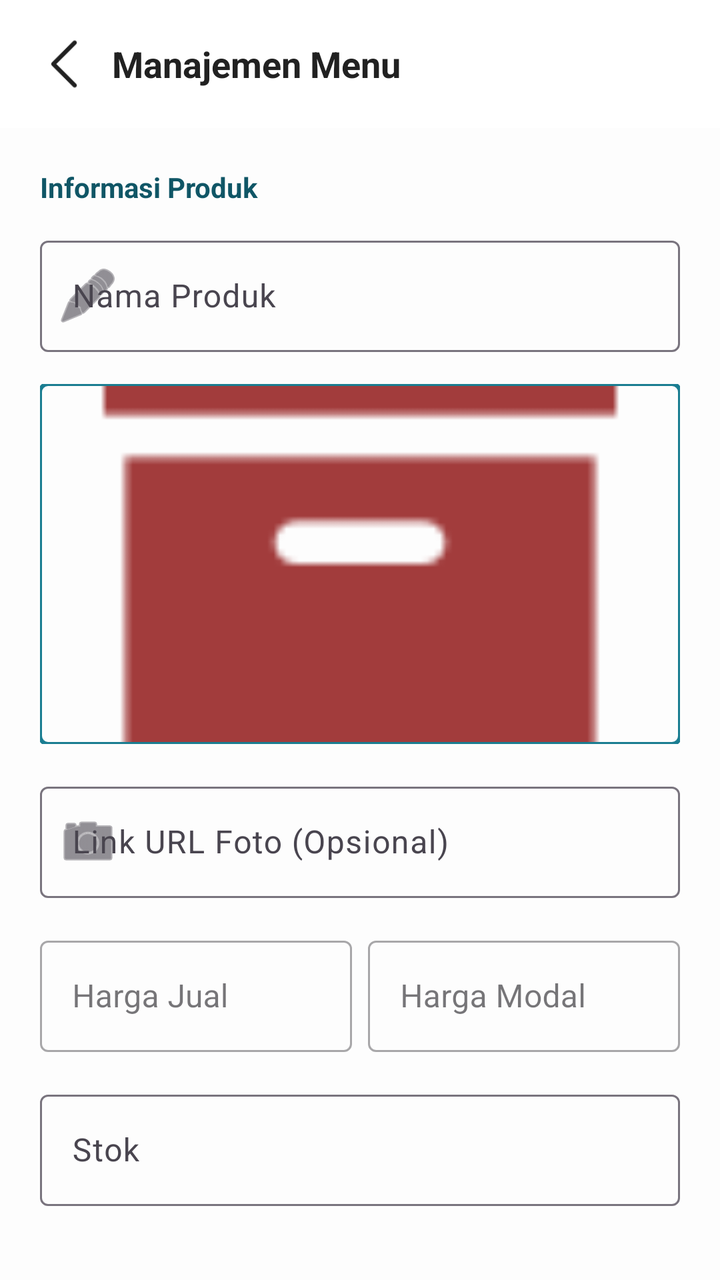
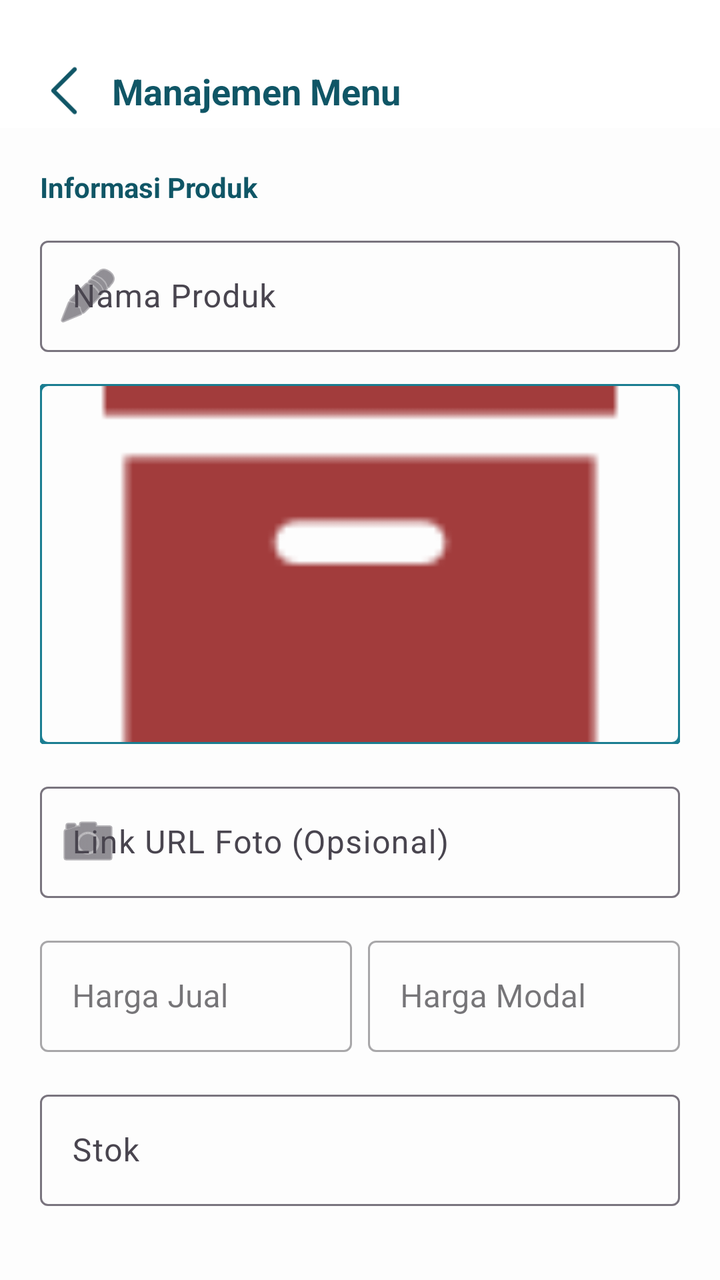

Screens rendered from an Android XML layout before and after an edit, with the pre-edit source and the edit as a unified diff.
<!-- AndroidManifest.xml: application theme Theme.Penjualan -->
<!-- res/layout/activity_mod_menu.xml -->
<?xml version="1.0" encoding="utf-8"?>
<androidx.coordinatorlayout.widget.CoordinatorLayout
    xmlns:android="http://schemas.android.com/apk/res/android"
    xmlns:app="http://schemas.android.com/apk/res-auto"
    android:layout_width="match_parent"
    android:layout_height="match_parent"
    android:background="#FDFDFD">

    <com.google.android.material.appbar.AppBarLayout
        android:layout_width="match_parent"
        android:layout_height="wrap_content"
        android:background="@android:color/white"
        app:elevation="0dp">

        <androidx.appcompat.widget.Toolbar
            android:id="@+id/toolbar"
            android:layout_width="match_parent"
            android:layout_height="?attr/actionBarSize">

            <ImageView
                android:id="@+id/btnBack"
                android:layout_width="32dp"
                android:layout_height="32dp"
                android:src="@drawable/ic_back"
                android:background="?attr/selectableItemBackgroundBorderless"
                app:tint="#212121" />

            <TextView
                android:id="@+id/tvJudul"
                android:layout_width="wrap_content"
                android:layout_height="wrap_content"
                android:layout_marginStart="24dp"
                android:text="Manajemen Menu"
                android:textColor="#212121"
                android:textSize="18sp"
                android:textStyle="bold" />
        </androidx.appcompat.widget.Toolbar>
    </com.google.android.material.appbar.AppBarLayout>

    <androidx.core.widget.NestedScrollView
        android:layout_width="match_parent"
        android:layout_height="match_parent"
        app:layout_behavior="@string/appbar_scrolling_view_behavior">

        <LinearLayout
            android:layout_width="match_parent"
            android:layout_height="wrap_content"
            android:orientation="vertical"
            android:padding="20dp">

            <TextView
                android:layout_width="wrap_content"
                android:layout_height="wrap_content"
                android:text="Informasi Produk"
                android:textColor="@color/teal_deep"
                android:textStyle="bold"
                android:layout_marginBottom="12dp"/>

            <com.google.android.material.textfield.TextInputLayout
                style="@style/Widget.Material3.TextInputLayout.OutlinedBox"
                android:layout_width="match_parent"
                android:layout_height="wrap_content"
                android:hint="Nama Produk"
                app:startIconDrawable="@android:drawable/ic_menu_edit"
                android:layout_marginBottom="16dp">
                <com.google.android.material.textfield.TextInputEditText
                    android:id="@+id/etNamaProduk"
                    android:layout_width="match_parent"
                    android:layout_height="wrap_content" />
            </com.google.android.material.textfield.TextInputLayout>

            <com.google.android.material.imageview.ShapeableImageView
                android:id="@+id/ivPreviewFoto"
                android:layout_width="match_parent"
                android:layout_height="180dp"
                android:layout_marginBottom="16dp"
                android:scaleType="centerCrop"
                app:shapeAppearanceOverlay="@style/ShapeAppearance.MaterialComponents.SmallComponent"
                android:src="@drawable/ic_produk"
                app:strokeColor="@color/teal_light"
                app:strokeWidth="2dp" />

            <com.google.android.material.textfield.TextInputLayout
                style="@style/Widget.Material3.TextInputLayout.OutlinedBox"
                android:layout_width="match_parent"
                android:layout_height="wrap_content"
                android:hint="Link URL Foto (Opsional)"
                app:startIconDrawable="@android:drawable/ic_menu_camera"
                android:layout_marginBottom="16dp">
                <com.google.android.material.textfield.TextInputEditText
                    android:id="@+id/etUrlFoto"
                    android:layout_width="match_parent"
                    android:layout_height="wrap_content"
                    android:inputType="textUri" />
            </com.google.android.material.textfield.TextInputLayout>

            <LinearLayout
                android:layout_width="match_parent"
                android:layout_height="wrap_content"
                android:orientation="horizontal"
                android:baselineAligned="false"
                android:layout_marginBottom="16dp">

                <com.google.android.material.textfield.TextInputLayout
                    style="@style/Widget.MaterialComponents.TextInputLayout.OutlinedBox"
                    android:layout_width="0dp"
                    android:layout_height="wrap_content"
                    android:layout_weight="1"
                    android:hint="Harga Jual"
                    android:layout_marginEnd="8dp">
                    <com.google.android.material.textfield.TextInputEditText
                        android:id="@+id/etHarga"
                        android:layout_width="match_parent"
                        android:layout_height="wrap_content"
                        android:inputType="number" />
                </com.google.android.material.textfield.TextInputLayout>

                <com.google.android.material.textfield.TextInputLayout
                    style="@style/Widget.MaterialComponents.TextInputLayout.OutlinedBox"
                    android:layout_width="0dp"
                    android:layout_height="wrap_content"
                    android:layout_weight="1"
                    android:hint="Harga Modal">
                    <com.google.android.material.textfield.TextInputEditText
                        android:id="@+id/etHargaModal"
                        android:layout_width="match_parent"
                        android:layout_height="wrap_content"
                        android:inputType="number" />
                </com.google.android.material.textfield.TextInputLayout>
            </LinearLayout>

            <com.google.android.material.textfield.TextInputLayout
                style="@style/Widget.Material3.TextInputLayout.OutlinedBox"
                android:layout_width="match_parent"
                android:layout_height="wrap_content"
                android:hint="Stok"
                android:layout_marginBottom="16dp">
                <com.google.android.material.textfield.TextInputEditText
                    android:id="@+id/etStok"
                    android:layout_width="match_parent"
                    android:layout_height="wrap_content"
                    android:inputType="number" />
            </com.google.android.material.textfield.TextInputLayout>

            <TextView
                android:layout_width="wrap_content"
                android:layout_height="wrap_content"
                android:text="Lokasi &amp; Klasifikasi"
                android:textColor="#673AB7"
                android:textStyle="bold"
                android:layout_marginTop="24dp"
                android:layout_marginBottom="12dp"/>

            <TextView
                android:layout_width="wrap_content"
                android:layout_height="wrap_content"
                android:text="Pilih Cabang"
                android:textSize="12sp"
                android:layout_marginStart="4dp"
                android:layout_marginBottom="4dp"/>

            <com.google.android.material.textfield.TextInputLayout
                style="@style/Widget.Material3.TextInputLayout.OutlinedBox"
                android:layout_width="match_parent"
                android:layout_height="wrap_content"
                android:hint="Pilih Cabang (Bisa lebih dari 1)"
                app:startIconDrawable="@android:drawable/ic_dialog_map"
                android:layout_marginBottom="16dp">

                <com.google.android.material.textfield.TextInputEditText
                    android:id="@+id/actvCabang"
                    android:layout_width="match_parent"
                    android:layout_height="wrap_content"
                    android:focusable="false"
                    android:clickable="true"
                    android:cursorVisible="false" />
            </com.google.android.material.textfield.TextInputLayout>

            <com.google.android.material.textfield.TextInputLayout
                style="@style/Widget.MaterialComponents.TextInputLayout.OutlinedBox.ExposedDropdownMenu"
                android:layout_width="match_parent"
                android:layout_height="wrap_content"
                android:hint="Kategori Menu">

                <AutoCompleteTextView
                    android:id="@+id/actvKategori"
                    android:layout_width="match_parent"
                    android:layout_height="wrap_content"
                    android:inputType="none" />
            </com.google.android.material.textfield.TextInputLayout>

            <TextView
                android:layout_width="wrap_content"
                android:layout_height="wrap_content"
                android:text="Status Ketersediaan"
                android:textStyle="bold"
                android:layout_marginTop="24dp"
                android:layout_marginBottom="8dp"/>

            <com.google.android.material.chip.ChipGroup
                android:id="@+id/cgStatus"
                android:layout_width="match_parent"
                android:layout_height="wrap_content"
                app:singleSelection="true"
                app:selectionRequired="true">
                <com.google.android.material.chip.Chip
                    android:id="@+id/chipAktif"
                    style="@style/Widget.MaterialComponents.Chip.Choice"
                    android:layout_width="wrap_content"
                    android:layout_height="wrap_content"
                    android:text="Tersedia (Ready)"
                    app:chipIcon="@android:drawable/checkbox_on_background"
                    android:checked="true" />
                <com.google.android.material.chip.Chip
                    android:id="@+id/chipNonAktif"
                    style="@style/Widget.MaterialComponents.Chip.Choice"
                    android:layout_width="wrap_content"
                    android:layout_height="wrap_content"
                    app:chipIcon="@android:drawable/ic_delete"
                    android:text="Habis / Nonaktif" />
            </com.google.android.material.chip.ChipGroup>

            <com.google.android.material.button.MaterialButton
                android:id="@+id/btnSimpan"
                android:layout_width="match_parent"
                android:layout_height="60dp"
                android:layout_marginTop="40dp"
                android:layout_marginBottom="20dp"
                android:text="Simpan Data Menu"
                android:textSize="16sp"
                android:backgroundTint="@color/teal_deep"
                android:textColor="@color/cream"
                app:cornerRadius="16dp"
                app:icon="@android:drawable/ic_menu_save"
                app:iconTint="@color/cream"
                android:textAllCaps="false"/>

        </LinearLayout>
    </androidx.core.widget.NestedScrollView>
</androidx.coordinatorlayout.widget.CoordinatorLayout>
<!-- resources referenced by this layout -->
<resources>
  <color name="cream">#F7F4D5</color>
  <color name="teal_deep">#105666</color>
  <color name="teal_light">#1A7D91</color>
  <!-- drawable ic_back: png bitmap (drawable, 536 bytes) -->
  <!-- drawable ic_produk: png bitmap (drawable, 731 bytes) -->
  <style name="Theme.Penjualan" parent="Base.Theme.Penjualan" />
  <style name="Base.Theme.Penjualan" parent="Theme.Material3.DayNight.NoActionBar">
          
          <item name="colorPrimary">@color/teal_deep</item>
          <item name="colorOnPrimary">@color/cream</item>
          <item name="colorPrimaryContainer">@color/teal_light</item>
          <item name="colorOnPrimaryContainer">@color/white</item>
  
          <item name="colorSecondary">@color/teal_light</item>
          <item name="colorOnSecondary">@color/white</item>
  
          <item name="android:windowBackground">@color/white</item>
          <item name="android:statusBarColor">@color/teal_deep</item>
      </style>
  <color name="white">#FFFFFFFF</color>
</resources>

<!-- the commit's change to res/layout/activity_mod_menu.xml (unified diff, before → after) -->
@@ -15,7 +15,8 @@
         <androidx.appcompat.widget.Toolbar
             android:id="@+id/toolbar"
             android:layout_width="match_parent"
-            android:layout_height="?attr/actionBarSize">
+            android:layout_height="?attr/actionBarSize"
+            android:paddingTop="27dp">
 
             <ImageView
                 android:id="@+id/btnBack"
@@ -23,7 +24,7 @@
                 android:layout_height="32dp"
                 android:src="@drawable/ic_back"
                 android:background="?attr/selectableItemBackgroundBorderless"
-                app:tint="#212121" />
+                app:tint="@color/teal_deep" />
 
             <TextView
                 android:id="@+id/tvJudul"
@@ -31,7 +32,7 @@
                 android:layout_height="wrap_content"
                 android:layout_marginStart="24dp"
                 android:text="Manajemen Menu"
-                android:textColor="#212121"
+                android:textColor="@color/teal_deep"
                 android:textSize="18sp"
                 android:textStyle="bold" />
         </androidx.appcompat.widget.Toolbar>
@@ -146,7 +147,7 @@
                 android:layout_width="wrap_content"
                 android:layout_height="wrap_content"
                 android:text="Lokasi &amp; Klasifikasi"
-                android:textColor="#673AB7"
+                android:textColor="@color/teal_deep"
                 android:textStyle="bold"
                 android:layout_marginTop="24dp"
                 android:layout_marginBottom="12dp"/>
